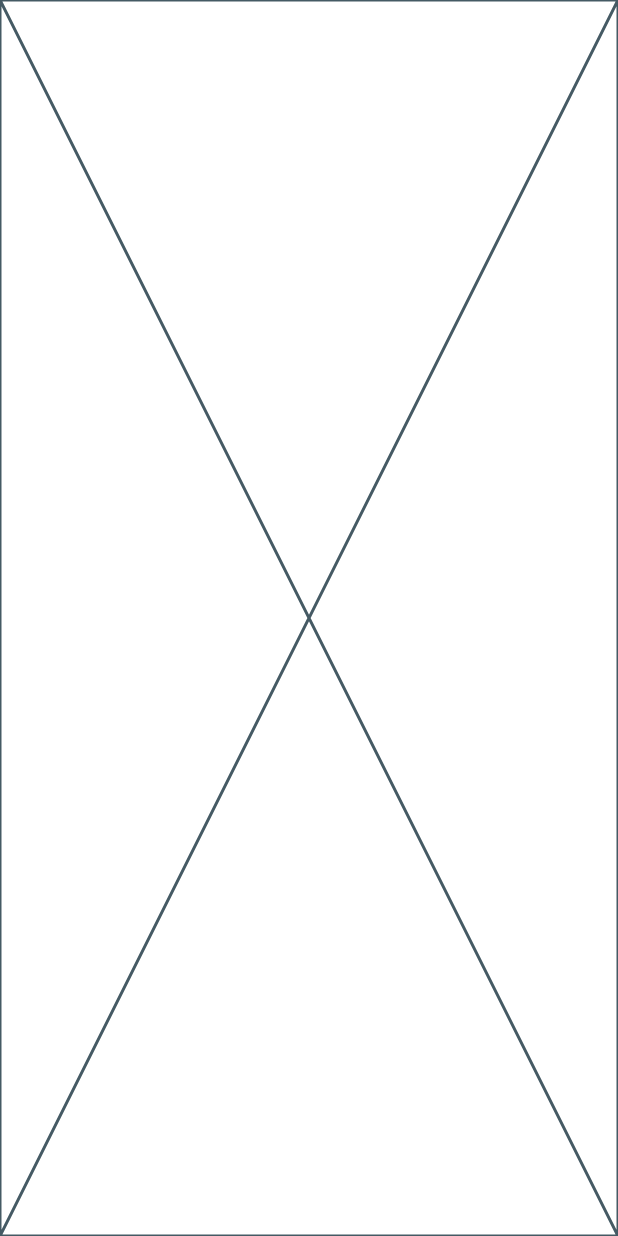
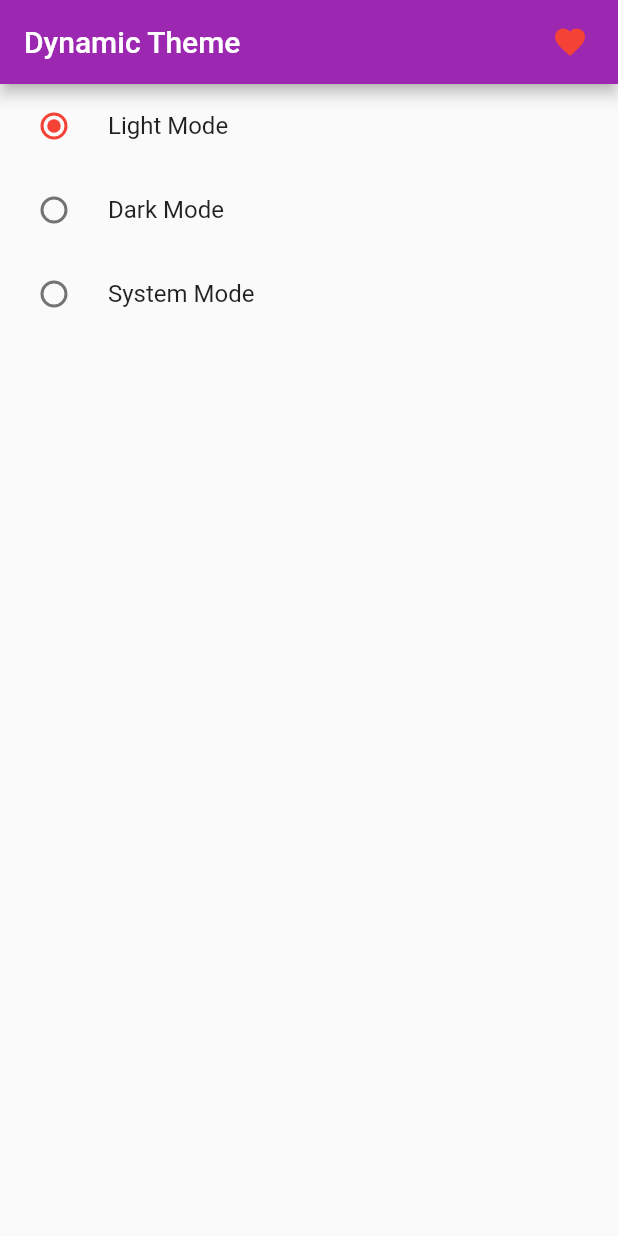
Before and after one commit to Imtiaz16041997/provider_state, a Flutter app: the screen it shows after launch, on a phone screen of 412 x 824 dp. Run offline on Flutter 3.47's test engine with Material 3 defaults, Android fonts, the phone set to English and light mode, and no system bars.

Commit message:
theme tweaks

```diff
--- a/lib/main.dart
+++ b/lib/main.dart
@@ -24,13 +24,36 @@ class MyApp extends StatelessWidget {
         ChangeNotifierProvider(create: (context) => CountProvider()),
         ChangeNotifierProvider(create: (context) => ContainerProvider()),
         ChangeNotifierProvider(create: (context) => FavouriteProvider()),
-        ChangeNotifierProvider(create: (context) => DynamicThemeProvider()),
+        ChangeNotifierProvider(create: (context) => DynamicThemeChangerProvider()),
       ],
-      child: MaterialApp(
-        title: 'Flutter Demo',
-        theme: ThemeData(colorScheme: ColorScheme.fromSeed(seedColor: Colors.deepPurple),),
-        home:  DynamicThemeScreen(),
-      ),
+      child: Builder(builder: (BuildContext context){
+        final themeChanger = Provider.of<DynamicThemeChangerProvider>(context);
+        return MaterialApp(
+          title: 'Flutter Demo',
+          themeMode: themeChanger.themeMode,
+          theme: ThemeData(
+            useMaterial3: false,
+            brightness: Brightness.light,
+            primarySwatch: Colors.red,
+            appBarTheme: AppBarTheme(
+            backgroundColor: Colors.purple,
+            actionsIconTheme: IconThemeData(color: Colors.red),
+            ),
+          ),
+          darkTheme: ThemeData(
+              useMaterial3: false,
+            brightness: Brightness.dark,
+            primarySwatch: Colors.purple,
+            primaryColor: Colors.purple,
+            appBarTheme: AppBarTheme(
+              backgroundColor: Colors.teal,
+              actionsIconTheme: IconThemeData(color: Colors.purple),
+            ),
+          ),
+          home:  DynamicThemeScreen(),
+        );
+      }),
+
     );
   }
 }
--- a/lib/provider/dynamic_theme_provider.dart
+++ b/lib/provider/dynamic_theme_provider.dart
@@ -1,5 +1,13 @@
 import 'package:flutter/cupertino.dart';
+import 'package:flutter/material.dart';
 
-class DynamicThemeProvider with ChangeNotifier {
+class DynamicThemeChangerProvider with ChangeNotifier {
+  var _themeMode = ThemeMode.light;
+  ThemeMode get themeMode => _themeMode;
+
+  void setTheme(themeMode){
+    _themeMode = themeMode;
+    notifyListeners();
+  }
 
 }
--- a/lib/view/dynamic_theme_screen.dart
+++ b/lib/view/dynamic_theme_screen.dart
@@ -1,5 +1,8 @@
 
 import 'package:flutter/material.dart';
+import 'package:provider/provider.dart';
+
+import '../provider/dynamic_theme_provider.dart';
 
 class DynamicThemeScreen extends StatefulWidget {
   const DynamicThemeScreen({super.key});
@@ -9,8 +12,46 @@ class DynamicThemeScreen extends StatefulWidget {
 }
 
 class _DynamicThemeScreenState extends State<DynamicThemeScreen> {
+
   @override
   Widget build(BuildContext context) {
-    return const Placeholder();
+    print('build');
+    final themeChanger = Provider.of<DynamicThemeChangerProvider>(context);
+    return Scaffold(
+      appBar: AppBar(
+        title: Text('Dynamic Theme'),
+        automaticallyImplyLeading: false,
+        actions: [
+          Icon(Icons.favorite),
+          SizedBox(width: 20,)
+        ],
+      ),
+      body: Column(
+        children: [
+          RadioListTile<ThemeMode>(
+             title: Text('Light Mode'),
+              value: ThemeMode.light,
+              groupValue: themeChanger.themeMode,
+              onChanged: themeChanger.setTheme
+          ),
+          RadioListTile<ThemeMode>(
+              title: Text('Dark Mode'),
+              value: ThemeMode.dark,
+              groupValue: themeChanger.themeMode,
+              onChanged: themeChanger.setTheme
+          ),
+
+          RadioListTile<ThemeMode>(
+              title: Text('System Mode'),
+              value: ThemeMode.system,
+              groupValue: themeChanger.themeMode,
+              onChanged: themeChanger.setTheme
+          ),
+
+
+
+        ],
+      ),
+    );
   }
 }
```
